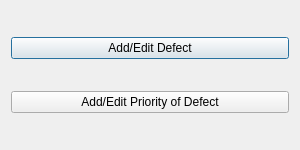
Old version of the form employeemenudialog.ui in the repository 270268743yoobeestudent/CS106.
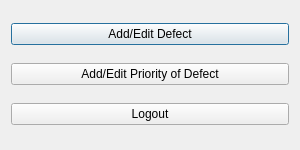
New version of the form.

Patch:
```diff
--- a/employeemenudialog.ui
+++ b/employeemenudialog.ui
@@ -28,6 +28,13 @@
      </property>
     </widget>
    </item>
+   <item>
+    <widget class="QPushButton" name="logoutButton">
+     <property name="text">
+      <string>Logout</string>
+     </property>
+    </widget>
+   </item>
   </layout>
  </widget>
  <resources/>
```
Lines whose indentation alone changed are shown as unchanged.
